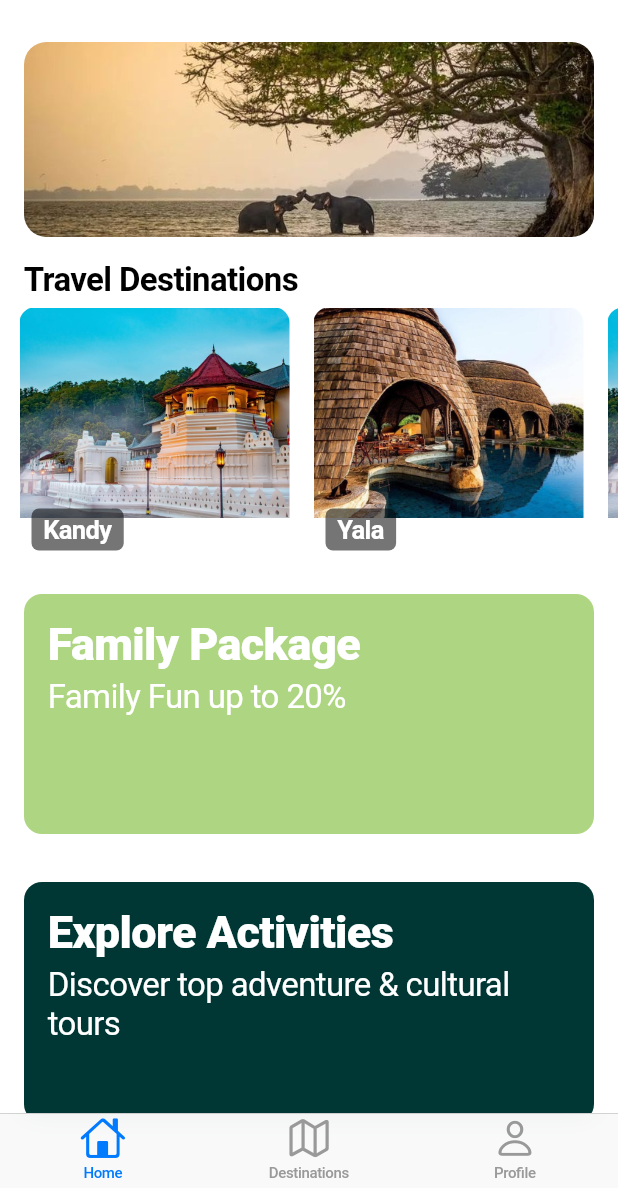
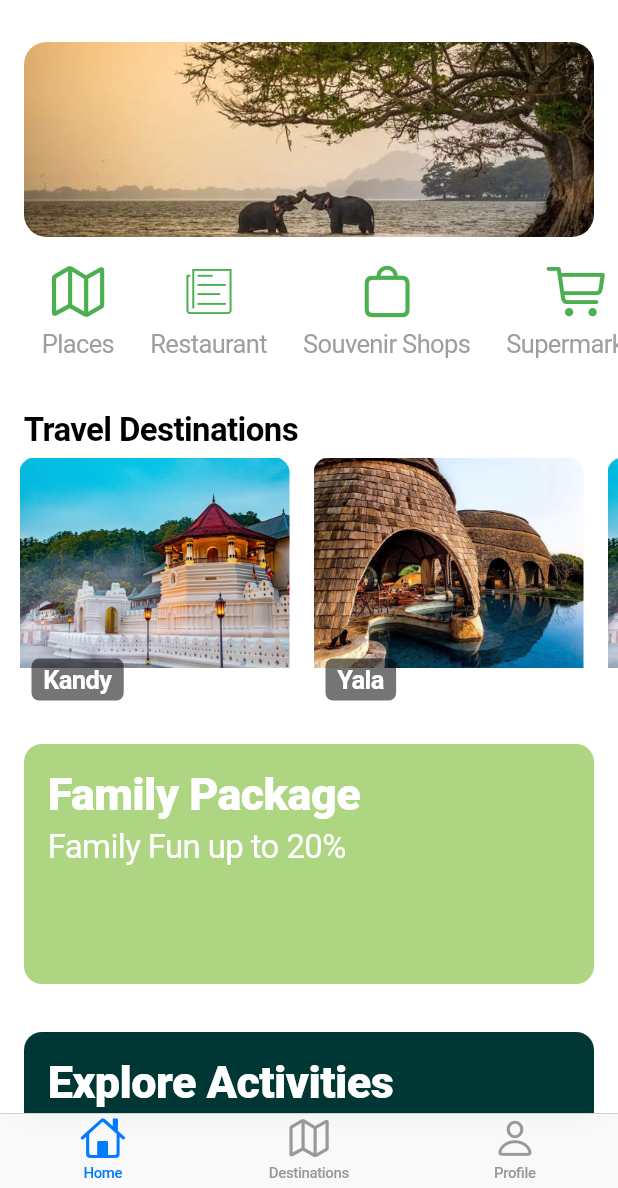
Before and after one commit to EnoshPerera/CeylonSphere, a Flutter app: the screen it shows after launch, on a phone screen of 412 x 824 dp, the part 48-1236 px from its top. Run offline on Flutter 3.47's test engine with Material 3 defaults, Android fonts, the phone set to English and light mode, and no system bars; missing offline and left inert: arkit_plugin.

Commit message:
Added categories

```diff
--- a/lib/main.dart
+++ b/lib/main.dart
@@ -88,6 +88,22 @@ class HomeScreen extends StatelessWidget {
                       fit: BoxFit.cover,
                     ),
                   ),
+                ),
+              ),
+              SizedBox(
+                height: 100,
+                child: ListView(
+                  scrollDirection: Axis.horizontal,
+                  padding: const EdgeInsets.symmetric(horizontal: 16.0),
+                  children: const [
+                    CategoryItem(icon: CupertinoIcons.map, label: 'Places'),
+                    CategoryItem(
+                        icon: CupertinoIcons.news, label: 'Restaurant'),
+                    CategoryItem(
+                        icon: CupertinoIcons.bag, label: 'Souvenir Shops'),
+                    CategoryItem(
+                        icon: CupertinoIcons.cart, label: 'Supermarket'),
+                  ],
                 ),
               ),
               const Padding(
@@ -270,3 +286,28 @@ class PromoBanner extends StatelessWidget {
     );
   }
 }
+
+class CategoryItem extends StatelessWidget {
+  final IconData icon;
+  final String label;
+
+  const CategoryItem({
+    required this.icon,
+    required this.label,
+    super.key,
+  });
+
+  @override
+  Widget build(BuildContext context) {
+    return Padding(
+      padding: const EdgeInsets.symmetric(horizontal: 12.0),
+      child: Column(
+        children: [
+          Icon(icon, size: 40, color: Colors.green),
+          const SizedBox(height: 5),
+          Text(label, style: const TextStyle(color: Colors.grey)),
+        ],
+      ),
+    );
+  }
+}
```
